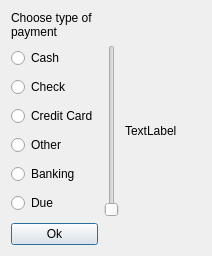
Qt form plugins/accountreceiptsplugin/ChoiceDialog.ui (FreeHealth/freehealth) before a commit.
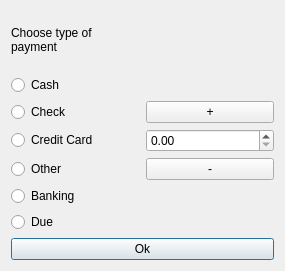
The same form after that commit.

The edit to the form file:
```diff
--- a/plugins/accountreceiptsplugin/ChoiceDialog.ui
+++ b/plugins/accountreceiptsplugin/ChoiceDialog.ui
@@ -6,8 +6,8 @@
    <rect>
     <x>0</x>
     <y>0</y>
-    <width>212</width>
-    <height>256</height>
+    <width>285</width>
+    <height>271</height>
    </rect>
   </property>
   <property name="windowTitle">
@@ -71,21 +71,24 @@
          </property>
         </widget>
        </item>
-      </layout>
+       <item row="2" column="1">
+        <widget class="QDoubleSpinBox" name="percentDoubleSpinBox"/>
      </item>
      <item row="1" column="1">
-      <widget class="QSlider" name="verticalSlider">
-       <property name="orientation">
-        <enum>Qt::Vertical</enum>
+        <widget class="QPushButton" name="plusButton">
+         <property name="text">
+          <string>+</string>
        </property>
       </widget>
      </item>
-     <item row="1" column="2">
-      <widget class="QLabel" name="percentLabel">
+       <item row="3" column="1">
+        <widget class="QPushButton" name="lessButton">
        <property name="text">
-        <string>TextLabel</string>
-       </property>
-      </widget>
+          <string>-</string>
+         </property>
+        </widget>
+       </item>
+      </layout>
      </item>
      <item row="2" column="0">
       <widget class="QPushButton" name="okButton">
```
Lines whose indentation alone changed are shown as unchanged.
